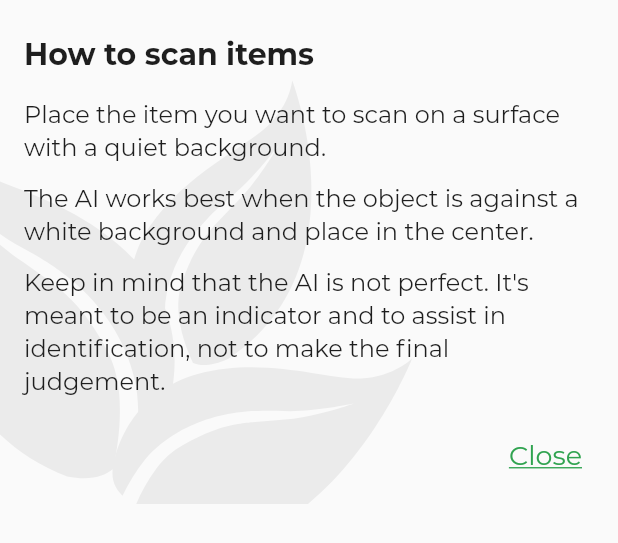
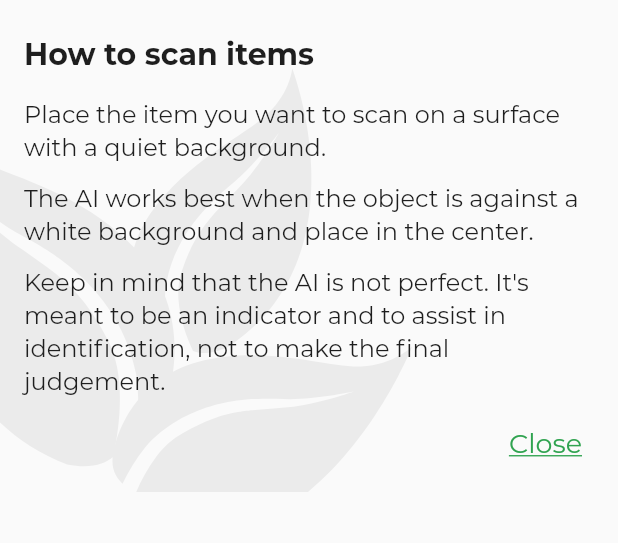
Before and after one commit to matthewyingtao/environ, a Flutter app: the HelpDialog widget shown alone on an empty page, opened directly, on a phone screen of 412 x 824 dp. Shown: the top 543 px of the screen. Run offline on Flutter 3.47's test engine with Material 2 defaults, Android fonts, the phone set to English and light mode, and no system bars; our stand-ins replace camera, cloud_firestore, firebase_auth, firebase_core, flutter_spinkit, flutter_svg and 3 more; missing offline and left inert: tflite; accounts and stored records are empty.

Commit message:
lowered margin between the close button HelpDialog

```diff
--- a/lib/screens/home/help_dialog.dart
+++ b/lib/screens/home/help_dialog.dart
@@ -53,7 +53,7 @@ class HelpDialog extends StatelessWidget {
                     "Keep in mind that the AI is not perfect. It's meant to be an indicator and to assist in identification, not to make the final judgement.",
                     style: TextStyle(color: black),
                   ),
-                  SizedBox(height: 16.0),
+                  SizedBox(height: 8.0),
                   Align(
                     alignment: Alignment.bottomRight,
                     child: TextButton(
```
